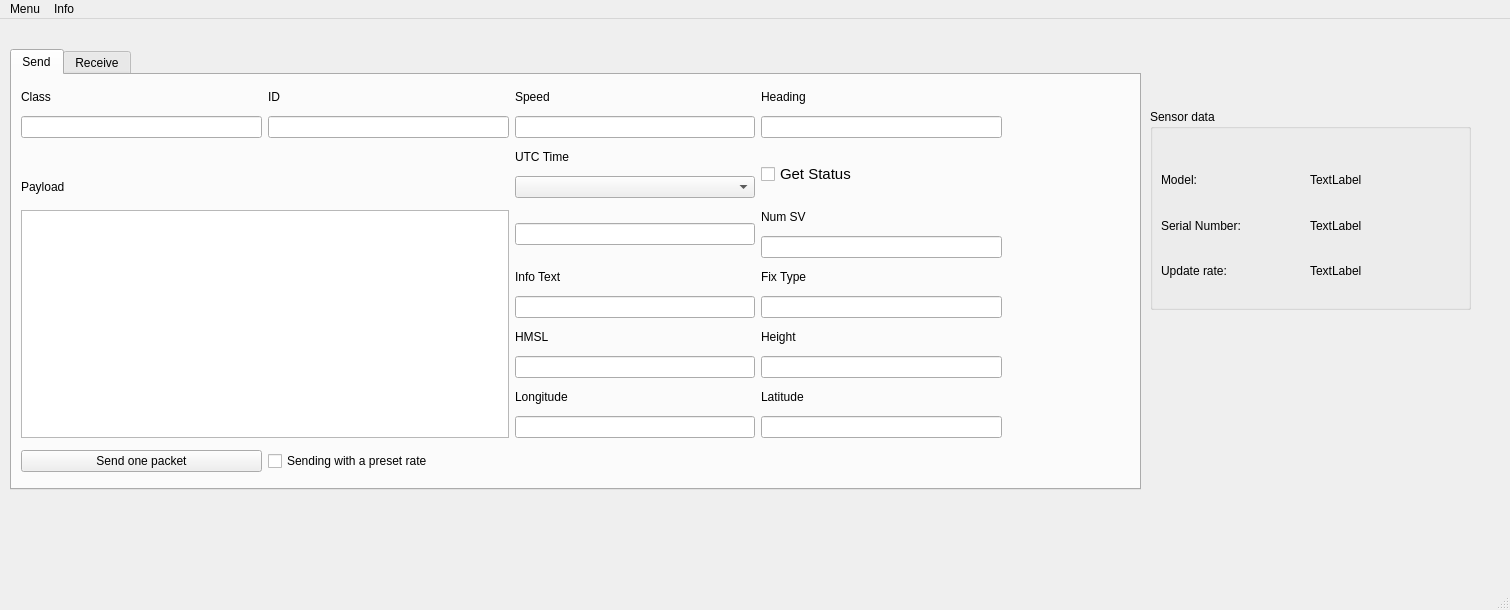
The window that gnsswindow.ui (Semyon1968/GNSS-receiver-imitator) describes before a commit, drawn with Qt 5.
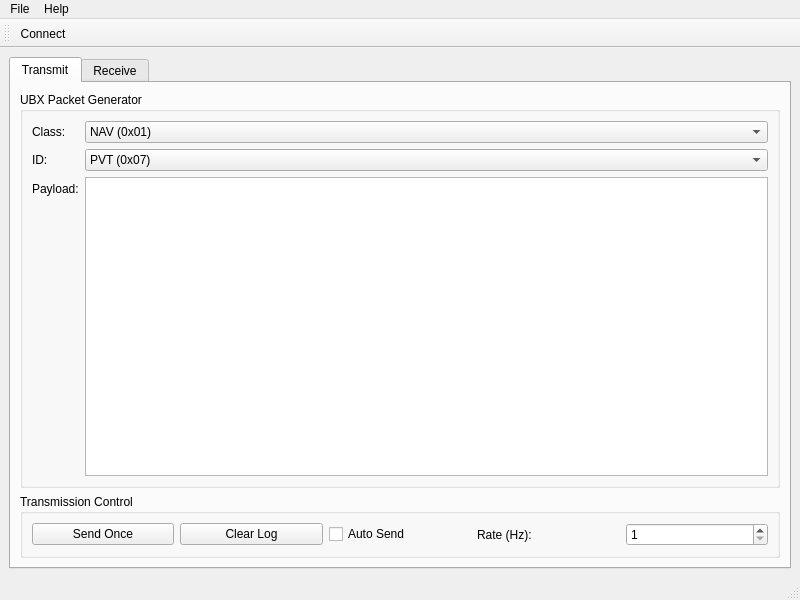
The same window after the commit.

Commit message: Connect to AP

Diff of the .ui file:
```diff
--- a/gnsswindow.ui
+++ b/gnsswindow.ui
@@ -6,647 +6,261 @@
    <rect>
     <x>0</x>
     <y>0</y>
-    <width>1510</width>
-    <height>610</height>
+    <width>800</width>
+    <height>600</height>
    </rect>
   </property>
   <property name="windowTitle">
-   <string>GNSS receiver</string>
+   <string>GNSS Receiver Simulator</string>
   </property>
   <widget class="QWidget" name="centralwidget">
-   <widget class="QTabWidget" name="tabWidget">
-    <property name="geometry">
-     <rect>
-      <x>10</x>
-      <y>30</y>
-      <width>1131</width>
-      <height>441</height>
-     </rect>
-    </property>
-    <property name="currentIndex">
-     <number>0</number>
-    </property>
-    <widget class="QWidget" name="tab">
-     <attribute name="title">
-      <string>Send</string>
-     </attribute>
-     <widget class="QWidget" name="layoutWidget">
-      <property name="geometry">
-       <rect>
-        <x>9</x>
-        <y>9</y>
-        <width>981</width>
-        <height>396</height>
-       </rect>
+   <layout class="QVBoxLayout" name="verticalLayout">
+    <item>
+     <widget class="QTabWidget" name="tabWidget">
+      <property name="currentIndex">
+       <number>0</number>
       </property>
-      <layout class="QGridLayout" name="gridLayout_2">
-       <item row="12" column="1">
-        <widget class="QCheckBox" name="cbRate">
-         <property name="text">
-          <string>Sending with a preset rate</string>
-         </property>
-        </widget>
-       </item>
-       <item row="1" column="2">
-        <widget class="QLineEdit" name="leSpeed_2"/>
-       </item>
-       <item row="3" column="0">
-        <widget class="QLabel" name="label_2">
-         <property name="text">
-          <string>Payload</string>
-         </property>
-        </widget>
-       </item>
-       <item row="2" column="3" rowspan="2">
-        <widget class="QCheckBox" name="cbGetStatus">
-         <property name="font">
-          <font>
-           <pointsize>11</pointsize>
-          </font>
-         </property>
-         <property name="text">
-          <string>Get Status</string>
-         </property>
-        </widget>
-       </item>
-       <item row="0" column="2">
-        <widget class="QLabel" name="label_24">
-         <property name="sizePolicy">
-          <sizepolicy hsizetype="Preferred" vsizetype="Fixed">
-           <horstretch>0</horstretch>
-           <verstretch>0</verstretch>
-          </sizepolicy>
-         </property>
-         <property name="text">
-          <string>Speed</string>
-         </property>
-        </widget>
-       </item>
-       <item row="11" column="3">
-        <widget class="QLineEdit" name="leLatitude_2"/>
-       </item>
-       <item row="0" column="1">
-        <widget class="QLabel" name="label_3">
-         <property name="text">
-          <string>ID</string>
-         </property>
-        </widget>
-       </item>
-       <item row="4" column="3">
-        <widget class="QLabel" name="label_20">
-         <property name="sizePolicy">
-          <sizepolicy hsizetype="Preferred" vsizetype="Fixed">
-           <horstretch>0</horstretch>
-           <verstretch>0</verstretch>
-          </sizepolicy>
-         </property>
-         <property name="text">
-          <string>Num SV</string>
-         </property>
-        </widget>
-       </item>
-       <item row="2" column="2">
-        <widget class="QLabel" name="label_21">
-         <property name="sizePolicy">
-          <sizepolicy hsizetype="Preferred" vsizetype="Fixed">
-           <horstretch>0</horstretch>
-           <verstretch>0</verstretch>
-          </sizepolicy>
-         </property>
-         <property name="text">
-          <string>UTC Time</string>
-         </property>
-        </widget>
-       </item>
-       <item row="0" column="3">
-        <widget class="QLabel" name="label_25">
-         <property name="sizePolicy">
-          <sizepolicy hsizetype="Preferred" vsizetype="Fixed">
-           <horstretch>0</horstretch>
-           <verstretch>0</verstretch>
-          </sizepolicy>
-         </property>
-         <property name="text">
-          <string>Heading</string>
-         </property>
-        </widget>
-       </item>
-       <item row="5" column="3">
-        <widget class="QLineEdit" name="leNumSV_2"/>
-       </item>
-       <item row="10" column="3">
-        <widget class="QLabel" name="label_15">
-         <property name="sizePolicy">
-          <sizepolicy hsizetype="Preferred" vsizetype="Fixed">
-           <horstretch>0</horstretch>
-           <verstretch>0</verstretch>
-          </sizepolicy>
-         </property>
-         <property name="text">
-          <string>Latitude</string>
-         </property>
-        </widget>
-       </item>
-       <item row="9" column="3">
-        <widget class="QLineEdit" name="leHeight_2"/>
-       </item>
-       <item row="8" column="2">
-        <widget class="QLabel" name="label_19">
-         <property name="sizePolicy">
-          <sizepolicy hsizetype="Preferred" vsizetype="Fixed">
-           <horstretch>0</horstretch>
-           <verstretch>0</verstretch>
-          </sizepolicy>
-         </property>
-         <property name="text">
-          <string>HMSL</string>
-         </property>
-        </widget>
-       </item>
-       <item row="3" column="2">
-        <widget class="QComboBox" name="BoxUTCTime_2"/>
-       </item>
-       <item row="12" column="0">
-        <widget class="QPushButton" name="pushBtnTrancfer">
-         <property name="text">
-          <string>Send one packet</string>
-         </property>
-        </widget>
-       </item>
-       <item row="6" column="2">
-        <widget class="QLabel" name="label_28">
-         <property name="sizePolicy">
-          <sizepolicy hsizetype="Preferred" vsizetype="Fixed">
-           <horstretch>0</horstretch>
-           <verstretch>0</verstretch>
-          </sizepolicy>
-         </property>
-         <property name="text">
-          <string>Info Text</string>
-         </property>
-        </widget>
-       </item>
-       <item row="9" column="2">
-        <widget class="QLineEdit" name="leHMSL_2"/>
-       </item>
-       <item row="11" column="2">
-        <widget class="QLineEdit" name="leLongitude_2"/>
-       </item>
-       <item row="10" column="2">
-        <widget class="QLabel" name="label_17">
-         <property name="sizePolicy">
-          <sizepolicy hsizetype="Preferred" vsizetype="Fixed">
-           <horstretch>0</horstretch>
-           <verstretch>0</verstretch>
-          </sizepolicy>
-         </property>
-         <property name="text">
-          <string>Longitude</string>
-         </property>
-        </widget>
-       </item>
-       <item row="0" column="0">
-        <widget class="QLabel" name="label">
-         <property name="sizePolicy">
-          <sizepolicy hsizetype="Preferred" vsizetype="Fixed">
-           <horstretch>0</horstretch>
-           <verstretch>0</verstretch>
-          </sizepolicy>
-         </property>
-         <property name="text">
-          <string>Class</string>
-         </property>
-        </widget>
-       </item>
-       <item row="6" column="3">
-        <widget class="QLabel" name="label_22">
-         <property name="sizePolicy">
-          <sizepolicy hsizetype="Preferred" vsizetype="Fixed">
-           <horstretch>0</horstretch>
-           <verstretch>0</verstretch>
-          </sizepolicy>
-         </property>
-         <property name="text">
-          <string>Fix Type</string>
-         </property>
-        </widget>
-       </item>
-       <item row="8" column="3">
-        <widget class="QLabel" name="label_18">
-         <property name="sizePolicy">
-          <sizepolicy hsizetype="Preferred" vsizetype="Fixed">
-           <horstretch>0</horstretch>
-           <verstretch>0</verstretch>
-          </sizepolicy>
-         </property>
-         <property name="text">
-          <string>Height</string>
-         </property>
-        </widget>
-       </item>
-       <item row="1" column="0">
-        <widget class="QLineEdit" name="leClass">
-         <property name="cursor">
-          <cursorShape>ArrowCursor</cursorShape>
-         </property>
-        </widget>
-       </item>
-       <item row="7" column="2">
-        <widget class="QLineEdit" name="leInfText_2"/>
-       </item>
-       <item row="1" column="1">
-        <widget class="QLineEdit" name="leID"/>
-       </item>
-       <item row="1" column="3">
-        <widget class="QLineEdit" name="leHeading_2"/>
-       </item>
-       <item row="7" column="3">
-        <widget class="QLineEdit" name="leFixType_2"/>
-       </item>
-       <item row="4" column="0" rowspan="8" colspan="2">
-        <widget class="QTextEdit" name="tePayload">
-         <property name="enabled">
-          <bool>true</bool>
-         </property>
-        </widget>
-       </item>
-       <item row="4" column="2" rowspan="2">
-        <widget class="QLineEdit" name="leUTCTime_2"/>
-       </item>
-      </layout>
+      <widget class="QWidget" name="tab">
+       <attribute name="title">
+        <string>Transmit</string>
+       </attribute>
+       <layout class="QVBoxLayout" name="verticalLayout_2">
+        <item>
+         <widget class="QGroupBox" name="groupBox">
+          <property name="title">
+           <string>UBX Packet Generator</string>
+          </property>
+          <layout class="QFormLayout" name="formLayout">
+           <item row="0" column="0">
+            <widget class="QLabel" name="label">
+             <property name="text">
+              <string>Class:</string>
+             </property>
+            </widget>
+           </item>
+           <item row="0" column="1">
+            <widget class="QComboBox" name="cbClass">
+             <item>
+              <property name="text">
+               <string>NAV (0x01)</string>
+              </property>
+             </item>
+             <item>
+              <property name="text">
+               <string>RXM (0x02)</string>
+              </property>
+             </item>
+             <item>
+              <property name="text">
+               <string>CFG (0x06)</string>
+              </property>
+             </item>
+             <item>
+              <property name="text">
+               <string>MON (0x0A)</string>
+              </property>
+             </item>
+             <item>
+              <property name="text">
+               <string>SEC (0x27)</string>
+              </property>
+             </item>
+            </widget>
+           </item>
+           <item row="1" column="0">
+            <widget class="QLabel" name="label_2">
+             <property name="text">
+              <string>ID:</string>
+             </property>
+            </widget>
+           </item>
+           <item row="1" column="1">
+            <widget class="QComboBox" name="cbId">
+             <item>
+              <property name="text">
+               <string>PVT (0x07)</string>
+              </property>
+             </item>
+             <item>
+              <property name="text">
+               <string>SAT (0x35)</string>
+              </property>
+             </item>
+             <item>
+              <property name="text">
+               <string>PRT (0x00)</string>
+              </property>
+             </item>
+             <item>
+              <property name="text">
+               <string>VER (0x04)</string>
+              </property>
+             </item>
+             <item>
+              <property name="text">
+               <string>UNIQID (0x03)</string>
+              </property>
+             </item>
+             <item>
+              <property name="text">
+               <string>STATUS (0x03)</string>
+              </property>
+             </item>
+             <item>
+              <property name="text">
+               <string>ITFM (0x39)</string>
+              </property>
+             </item>
+            </widget>
+           </item>
+           <item row="2" column="0">
+            <widget class="QLabel" name="label_3">
+             <property name="text">
+              <string>Payload:</string>
+             </property>
+            </widget>
+           </item>
+           <item row="2" column="1">
+            <widget class="QPlainTextEdit" name="tePayload"/>
+           </item>
+          </layout>
+         </widget>
+        </item>
+        <item>
+         <widget class="QGroupBox" name="groupBox_2">
+          <property name="title">
+           <string>Transmission Control</string>
+          </property>
+          <layout class="QHBoxLayout" name="horizontalLayout">
+           <item>
+            <widget class="QPushButton" name="sendButton">
+             <property name="text">
+              <string>Send Once</string>
+             </property>
+            </widget>
+           </item>
+           <item>
+            <widget class="QPushButton" name="btnClearLog">
+             <property name="text">
+              <string>Clear Log</string>
+             </property>
+            </widget>
+           </item>
+           <item>
+            <widget class="QCheckBox" name="autoSendCheck">
+             <property name="text">
+              <string>Auto Send</string>
+             </property>
+            </widget>
+           </item>
+           <item>
+            <widget class="QLabel" name="label_4">
+             <property name="text">
+              <string>Rate (Hz):</string>
+             </property>
+            </widget>
+           </item>
+           <item>
+            <widget class="QSpinBox" name="rateSpin">
+             <property name="minimum">
+              <number>1</number>
+             </property>
+             <property name="maximum">
+              <number>10</number>
+             </property>
+             <property name="value">
+              <number>1</number>
+             </property>
+            </widget>
+           </item>
+          </layout>
+         </widget>
+        </item>
+       </layout>
+      </widget>
+      <widget class="QWidget" name="tab_2">
+       <attribute name="title">
+        <string>Receive</string>
+       </attribute>
+       <layout class="QVBoxLayout" name="verticalLayout_3">
+        <item>
+         <widget class="QGroupBox" name="groupBox_3">
+          <property name="title">
+           <string>Received Data</string>
+          </property>
+          <layout class="QVBoxLayout" name="verticalLayout_4">
+           <item>
+            <widget class="QTextEdit" name="teReceived">
+             <property name="readOnly">
+              <bool>true</bool>
+             </property>
+             <property name="font">
+              <font>
+               <family>Courier New</family>
+               <pointsize>10</pointsize>
+              </font>
+             </property>
+            </widget>
+           </item>
+          </layout>
+         </widget>
+        </item>
+       </layout>
+      </widget>
      </widget>
-    </widget>
-    <widget class="QWidget" name="tab_2">
-     <attribute name="title">
-      <string>Receive</string>
-     </attribute>
-     <widget class="QWidget" name="layoutWidget">
-      <property name="geometry">
-       <rect>
-        <x>10</x>
-        <y>7</y>
-        <width>1091</width>
-        <height>371</height>
-       </rect>
-      </property>
-      <layout class="QGridLayout" name="gridLayout">
-       <item row="11" column="0" rowspan="3" colspan="2">
-        <widget class="QLineEdit" name="leNameReceiver"/>
-       </item>
-       <item row="0" column="3">
-        <widget class="QLabel" name="label_26">
-         <property name="sizePolicy">
-          <sizepolicy hsizetype="Preferred" vsizetype="Fixed">
-           <horstretch>0</horstretch>
-           <verstretch>0</verstretch>
-          </sizepolicy>
-         </property>
-         <property name="text">
-          <string>Speed</string>
-         </property>
-        </widget>
-       </item>
-       <item row="1" column="1">
-        <widget class="QLineEdit" name="leIDReceiver"/>
-       </item>
-       <item row="1" column="3">
-        <widget class="QLineEdit" name="leSpeed"/>
-       </item>
-       <item row="1" column="4">
-        <widget class="QLineEdit" name="leHeading"/>
-       </item>
-       <item row="2" column="3">
-        <widget class="QLabel" name="label_9">
-         <property name="sizePolicy">
-          <sizepolicy hsizetype="Preferred" vsizetype="Fixed">
-           <horstretch>0</horstretch>
-           <verstretch>0</verstretch>
-          </sizepolicy>
-         </property>
-         <property name="text">
-          <string>UTC Time</string>
-         </property>
-        </widget>
-       </item>
-       <item row="0" column="1">
-        <widget class="QLabel" name="label_5">
-         <property name="text">
-          <string>ID</string>
-         </property>
-        </widget>
-       </item>
-       <item row="3" column="3">
-        <widget class="QLineEdit" name="leUTCTime"/>
-       </item>
-       <item row="10" column="0">
-        <widget class="QLabel" name="label_7">
-         <property name="text">
-          <string>Message</string>
-         </property>
-        </widget>
-       </item>
-       <item row="3" column="0">
-        <widget class="QLabel" name="label_6">
-         <property name="text">
-          <string>Payload</string>
-         </property>
-        </widget>
-       </item>
-       <item row="0" column="0">
-        <widget class="QLabel" name="label_4">
-         <property name="sizePolicy">
-          <sizepolicy hsizetype="Preferred" vsizetype="Fixed">
-           <horstretch>0</horstretch>
-           <verstretch>0</verstretch>
-          </sizepolicy>
-         </property>
-         <property name="text">
-          <string>Class</string>
-         </property>
-        </widget>
-       </item>
-       <item row="1" column="0">
-        <widget class="QLineEdit" name="leClassReceiver">
-         <property name="cursor">
-          <cursorShape>ArrowCursor</cursorShape>
-         </property>
-        </widget>
-       </item>
-       <item row="0" column="4">
-        <widget class="QLabel" name="label_27">
-         <property name="sizePolicy">
-          <sizepolicy hsizetype="Preferred" vsizetype="Fixed">
-           <horstretch>0</horstretch>
-           <verstretch>0</verstretch>
-          </sizepolicy>
-         </property>
-         <property name="text">
-          <string>Heading</string>
-         </property>
-        </widget>
-       </item>
-       <item row="0" column="2">
-        <widget class="QLabel" name="label_8">
-         <property name="text">
-          <string>Logs</string>
-         </property>
-        </widget>
-       </item>
-       <item row="6" column="4">
-        <widget class="QLabel" name="label_13">
-         <property name="sizePolicy">
-          <sizepolicy hsizetype="Preferred" vsizetype="Fixed">
-           <horstretch>0</horstretch>
-           <verstretch>0</verstretch>
-          </sizepolicy>
-         </property>
-         <property name="text">
-          <string>Height</string>
-         </property>
-        </widget>
-       </item>
-       <item row="7" column="4">
-        <widget class="QLineEdit" name="leHeight"/>
-       </item>
-       <item row="9" column="4">
-        <widget class="QLineEdit" name="leLatitude"/>
-       </item>
-       <item row="8" column="4">
-        <widget class="QLabel" name="label_11">
-         <property name="sizePolicy">
-          <sizepolicy hsizetype="Preferred" vsizetype="Fixed">
-           <horstretch>0</horstretch>
-           <verstretch>0</verstretch>
-          </sizepolicy>
-         </property>
-         <property name="text">
-          <string>Latitude</string>
-         </property>
-        </widget>
-       </item>
-       <item row="8" column="3">
-        <widget class="QLabel" name="label_16">
-         <property name="sizePolicy">
-          <sizepolicy hsizetype="Preferred" vsizetype="Fixed">
-           <horstretch>0</horstretch>
-           <verstretch>0</verstretch>
-          </sizepolicy>
-         </property>
-         <property name="text">
-          <string>Longitude</string>
-         </property>
-        </widget>
-       </item>
-       <item row="9" column="3">
-        <widget class="QLineEdit" name="leLongitude"/>
-       </item>
-       <item row="10" column="3">
-        <widget class="QLabel" name="label_23">
-         <property name="text">
-          <string>Status Flags</string>
-         </property>
-        </widget>
-       </item>
-       <item row="4" column="0" rowspan="5" colspan="2">
-        <widget class="QTextEdit" name="tePayloadReceiver"/>
-       </item>
-       <item row="11" column="3" rowspan="2" colspan="2">
-        <widget class="QLineEdit" name="leStatus"/>
-       </item>
-       <item row="1" column="2" rowspan="12">
-        <widget class="QTextEdit" name="teLogs"/>
-       </item>
-       <item row="7" column="3">
-        <widget class="QLineEdit" name="leHMSL"/>
-       </item>
-       <item row="6" column="3">
-        <widget class="QLabel" name="label_10">
-         <property name="sizePolicy">
-          <sizepolicy hsizetype="Preferred" vsizetype="Fixed">
-           <horstretch>0</horstretch>
-           <verstretch>0</verstretch>
-          </sizepolicy>
-         </property>
-         <property name="text">
-          <string>HMSL</string>
-         </property>
-        </widget>
-       </item>
-       <item row="2" column="4">
-        <widget class="QLabel" name="label_14">
-         <property name="sizePolicy">
-          <sizepolicy hsizetype="Preferred" vsizetype="Fixed">
-           <horstretch>0</horstretch>
-           <verstretch>0</verstretch>
-          </sizepolicy>
-         </property>
-         <property name="text">
-          <string>Num SV</string>
-         </property>
-        </widget>
-       </item>
-       <item row="3" column="4">
-        <widget class="QLineEdit" name="leNumSV"/>
-       </item>
-       <item row="5" column="4">
-        <widget class="QLineEdit" name="leFixType"/>
-       </item>
-       <item row="4" column="4">
-        <widget class="QLabel" name="label_12">
-         <property name="sizePolicy">
-          <sizepolicy hsizetype="Preferred" vsizetype="Fixed">
-           <horstretch>0</horstretch>
-           <verstretch>0</verstretch>
-          </sizepolicy>
-         </property>
-         <property name="text">
-          <string>Fix Type</string>
-         </property>
-        </widget>
-       </item>
-       <item row="5" column="3">
-        <widget class="QLineEdit" name="leInfText"/>
-       </item>
-       <item row="4" column="3">
-        <widget class="QLabel" name="label_32">
-         <property name="sizePolicy">
-          <sizepolicy hsizetype="Preferred" vsizetype="Fixed">
-           <horstretch>0</horstretch>
-           <verstretch>0</verstretch>
-          </sizepolicy>
-         </property>
-         <property name="text">
-          <string>Info Text</string>
-         </property>
-        </widget>
-       </item>
-      </layout>
-     </widget>
-    </widget>
-   </widget>
-   <widget class="QGroupBox" name="groupBox">
-    <property name="geometry">
-     <rect>
-      <x>1150</x>
-      <y>90</y>
-      <width>321</width>
-      <height>201</height>
-     </rect>
-    </property>
-    <property name="title">
-     <string>Sensor data</string>
-    </property>
-    <widget class="QWidget" name="layoutWidget">
-     <property name="geometry">
-      <rect>
-       <x>11</x>
-       <y>51</y>
-       <width>291</width>
-       <height>131</height>
-      </rect>
-     </property>
-     <layout class="QGridLayout" name="gridLayout_3">
-      <item row="0" column="0">
-       <widget class="QLabel" name="label_29">
-        <property name="text">
-         <string>Model:</string>
-        </property>
-       </widget>
-      </item>
-      <item row="0" column="1">
-       <widget class="QLabel" name="labelModel">
-        <property name="text">
-         <string>TextLabel</string>
-        </property>
-       </widget>
-      </item>
-      <item row="1" column="0">
-       <widget class="QLabel" name="label_30">
-        <property name="text">
-         <string>Serial Number:</string>
-        </property>
-       </widget>
-      </item>
-      <item row="1" column="1">
-       <widget class="QLabel" name="labelSerialNum">
-        <property name="text">
-         <string>TextLabel</string>
-        </property>
-       </widget>
-      </item>
-      <item row="2" column="0">
-       <widget class="QLabel" name="label_31">
-        <property name="text">
-         <string>Update rate:</string>
-        </property>
-       </widget>
-      </item>
-      <item row="2" column="1">
-       <widget class="QLabel" name="labelRate">
-        <property name="text">
-         <string>TextLabel</string>
-        </property>
-       </widget>
-      </item>
-     </layout>
-    </widget>
-   </widget>
+    </item>
+   </layout>
   </widget>
+  <widget class="QStatusBar" name="statusbar"/>
   <widget class="QMenuBar" name="menubar">
    <property name="geometry">
     <rect>
      <x>0</x>
      <y>0</y>
-     <width>1510</width>
+     <width>800</width>
      <height>23</height>
     </rect>
    </property>
-   <property name="cursor">
-    <cursorShape>OpenHandCursor</cursorShape>
-   </property>
-   <widget class="QMenu" name="menu">
+   <widget class="QMenu" name="menuFile">
     <property name="title">
-     <string>Menu</string>
+     <string>File</string>
     </property>
-    <addaction name="action_2"/>
+    <addaction name="actionExit"/>
    </widget>
-   <widget class="QMenu" name="menu_2">
+   <widget class="QMenu" name="menuHelp">
     <property name="title">
-     <string>Info</string>
+     <string>Help</string>
     </property>
-    <addaction name="action_4"/>
-    <addaction name="action_3"/>
+    <addaction name="actionAbout"/>
    </widget>
-   <addaction name="menu"/>
-   <addaction name="menu_2"/>
+   <addaction name="menuFile"/>
+   <addaction name="menuHelp"/>
   </widget>
-  <widget class="QStatusBar" name="statusbar"/>
-  <action name="action">
-   <property name="text">
-    <string>Выйти</string>
-   </property>
-  </action>
-  <action name="action_2">
+  <widget class="QToolBar" name="toolBar">
+   <attribute name="toolBarArea">
+    <enum>TopToolBarArea</enum>
+   </attribute>
+   <attribute name="toolBarBreak">
+    <bool>false</bool>
+   </attribute>
+   <addaction name="actionConnect"/>
+  </widget>
+  <action name="actionExit">
    <property name="text">
     <string>Exit</string>
    </property>
   </action>
   <action name="actionAbout">
-   <property name="enabled">
-    <bool>true</bool>
-   </property>
    <property name="text">
     <string>About</string>
    </property>
   </action>
-  <action name="action_3">
+  <action name="actionConnect">
    <property name="text">
-    <string>Support</string>
+    <string>Connect</string>
    </property>
-  </action>
-  <action name="action_4">
-   <property name="text">
-    <string>Program</string>
+   <property name="toolTip">
+    <string>Connect to server</string>
    </property>
   </action>
  </widget>
```
Left out of the diff: 19 changed lines with no effect on the pictures. The commit also changes 6 other files.
